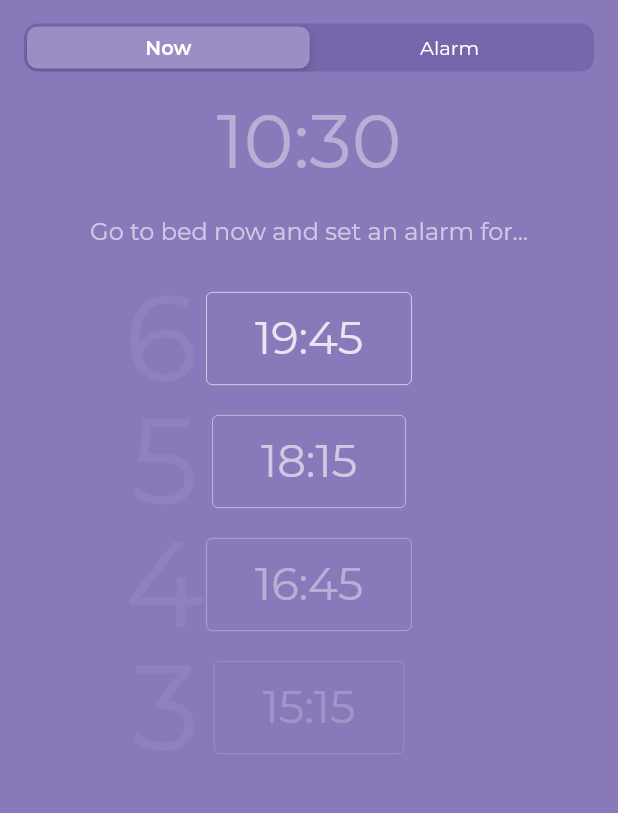
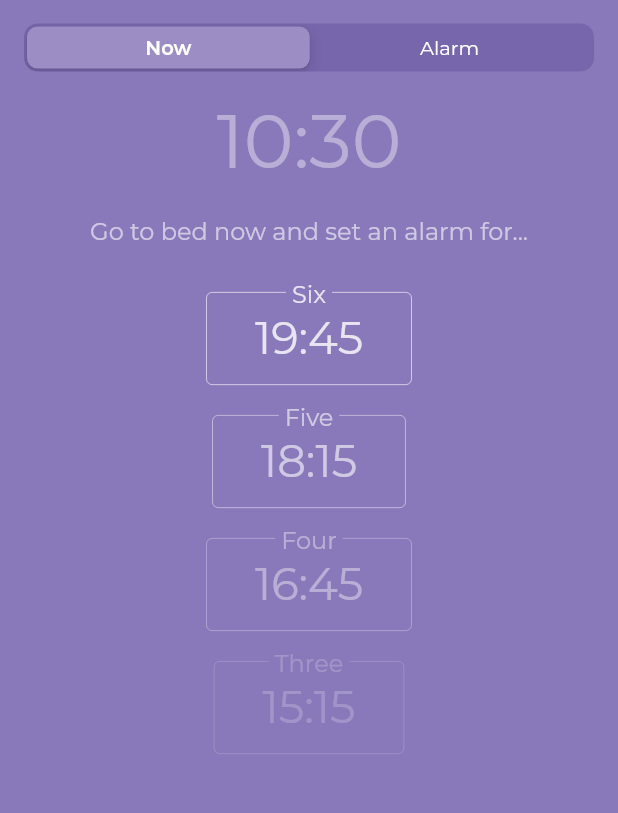
Before and after one commit to fifersheep/sleep, a Flutter app: the screen it shows after launch, on a phone screen of 412 x 824 dp, the part 116-929 px from its top. Run offline on Flutter 3.47's test engine with Material 2 defaults, Android fonts, the phone set to English and light mode, and no system bars; generated files the repository leaves out were written again.

Commit message:
update time block layout

```diff
--- a/lib/src/presentation/alarm.dart
+++ b/lib/src/presentation/alarm.dart
@@ -53,13 +53,13 @@ class _AlarmState extends State<Alarm> {
               style: const TextStyle(color: ThemeColors.white60, fontSize: 16),
             ),
             const SizedBox(height: 30),
-            TimeBlock("6", time(9, 15), ThemeColors.white80),
+            TimeBlock("Six", time(9, 15), ThemeColors.white80),
             const SizedBox(height: 20),
-            TimeBlock("5", time(7, 45), ThemeColors.white60),
+            TimeBlock("Five", time(7, 45), ThemeColors.white60),
             const SizedBox(height: 20),
-            TimeBlock("4", time(6, 15), ThemeColors.white40),
+            TimeBlock("Four", time(6, 15), ThemeColors.white40),
             const SizedBox(height: 20),
-            TimeBlock("3", time(4, 45), ThemeColors.white20),
+            TimeBlock("Three", time(4, 45), ThemeColors.white20),
           ],
         ),
       );
--- a/lib/src/presentation/now.dart
+++ b/lib/src/presentation/now.dart
@@ -53,13 +53,13 @@ class _NowState extends State<Now> {
               style: const TextStyle(color: ThemeColors.white60, fontSize: 16),
             ),
             const SizedBox(height: 30),
-            TimeBlock("6", time(9, 15), ThemeColors.white80),
+            TimeBlock("Six", time(9, 15), ThemeColors.white80),
             const SizedBox(height: 20),
-            TimeBlock("5", time(7, 45), ThemeColors.white60),
+            TimeBlock("Five", time(7, 45), ThemeColors.white60),
             const SizedBox(height: 20),
-            TimeBlock("4", time(6, 15), ThemeColors.white40),
+            TimeBlock("Four", time(6, 15), ThemeColors.white40),
             const SizedBox(height: 20),
-            TimeBlock("3", time(4, 45), ThemeColors.white20),
+            TimeBlock("Three", time(4, 45), ThemeColors.white20),
           ],
         ),
       );
--- a/lib/src/presentation/time_block.dart
+++ b/lib/src/presentation/time_block.dart
@@ -9,7 +9,9 @@ class TimeBlock extends StatelessWidget {
   final Color color;
 
   @override
-  Widget build(BuildContext context) => Container(
+  Widget build(BuildContext context) {
+    double textSize = 16;
+    return Container(
       decoration: BoxDecoration(
         border: Border.all(
           color: color,
@@ -22,12 +24,15 @@ class TimeBlock extends StatelessWidget {
         clipBehavior: Clip.none,
         children: [
           Positioned(
-              left: -55,
+            top: -textSize / 2,
+            child: Container(
+              color: ThemeColors.primary,
+              child: Padding(
+                padding: const EdgeInsets.symmetric(horizontal: 4),
                 child: Text(
                   cycles,
-                style: const TextStyle(
-                  fontSize: 80,
-                  color: ThemeColors.white5,
+                  style: TextStyle(fontSize: textSize, color: color),
+                ),
               ),
             ),
           ),
@@ -42,3 +47,4 @@ class TimeBlock extends StatelessWidget {
       ),
     );
   }
+}
```
Lines whose indentation alone changed are shown as unchanged.
